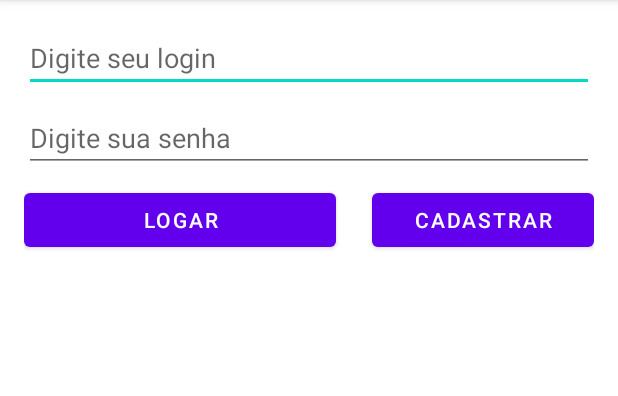
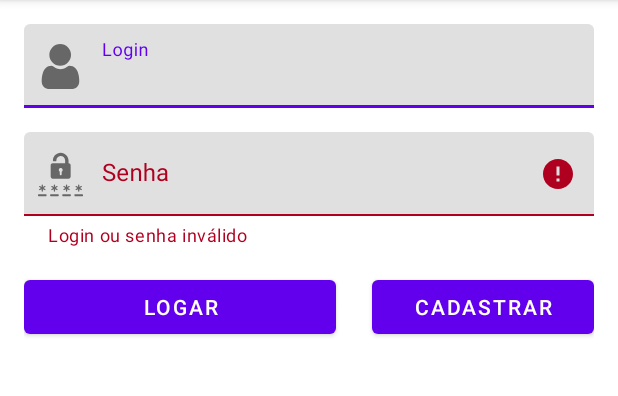
Before and after one commit to dionlaranjeira/Aplicativo_estacio, an Android app: the screen it shows after launch (MainActivity), after a tap on "LOGAR", on a phone screen of 412 x 824 dp, the part 84-480 px from its top. Run offline under Robolectric (Android 15) with nearby library versions, the phone set to English and light mode, and no system bars.

Commit message:
Aula 01/04/20121
Adição de componentes do Google Material Design

```diff
--- a/app/src/main/java/com/estacio/app/MainActivity.java
+++ b/app/src/main/java/com/estacio/app/MainActivity.java
@@ -8,30 +8,43 @@ import android.widget.Button;
 import android.widget.EditText;
 import android.widget.Toast;
 
+import com.google.android.material.textfield.TextInputLayout;
+
 public class MainActivity extends AppCompatActivity {
 
-    EditText editTextLogin;
-    EditText editTextSenha;
-    Button buttonLogar;
-    Button buttonCadastrar;
+//    EditText editTextLogin;
+    private TextInputLayout textInputLayoutLogin;
+//    EditText editTextSenha;
+    private TextInputLayout textInputLayoutSenha;
+    private Button buttonLogar;
+    private Button buttonCadastrar;
+    private String loginPadrao = "dion";
+    private String senhaPadrao = "123";
+
 
     @Override
     protected void onCreate(Bundle savedInstanceState) {
         super.onCreate(savedInstanceState);
         setContentView(R.layout.activity_main);
 
-        editTextLogin = findViewById(R.id.editTextLogin);
-        editTextSenha = findViewById(R.id.editTextSenha);
+        textInputLayoutLogin = findViewById(R.id.textFieldLogin);
+        textInputLayoutSenha = findViewById(R.id.TextInputLayoutSenha);
         buttonLogar = findViewById(R.id.buttonLogar);
 
         buttonLogar.setOnClickListener(new View.OnClickListener() {
             @Override
             public void onClick(View v) {
-                String login = editTextLogin.getText().toString();
-                String senha = editTextSenha.getText().toString();
-                String mensagem = "Seu login é " + login +"\nSua senha é "+ senha;
-
-                Toast.makeText(MainActivity.this, mensagem, Toast.LENGTH_SHORT).show();
+                String login = textInputLayoutLogin.getEditText().getText().toString();
+                String senha = textInputLayoutSenha.getEditText().getText().toString();
+                if(login.equals(loginPadrao) && senha.equals(senhaPadrao)){
+                    String mensagem = "LOGADO";
+                    Toast.makeText(MainActivity.this, mensagem, Toast.LENGTH_SHORT).show();
+                    textInputLayoutSenha.setError("");
+                }else{
+                    String mensagem = "Não logado";
+                    Toast.makeText(MainActivity.this, mensagem, Toast.LENGTH_SHORT).show();
+                    textInputLayoutSenha.setError("Login ou senha inválido");
+                }
             }
         });
 
--- /dev/null
+++ b/app/src/main/res/drawable/ic_password.xml
@@ -0,0 +1,33 @@
+<vector xmlns:android="http://schemas.android.com/apk/res/android"
+    android:width="30dp"
+    android:height="30dp"
+    android:viewportWidth="486.8"
+    android:viewportHeight="486.8">
+  <path
+      android:fillColor="#FF000000"
+      android:pathData="M80,370.406c-1.9,-3.3 -6.2,-4.4 -9.5,-2.5l-17.4,10.1v-20.1c0,-3.8 -3.1,-6.9 -6.9,-6.9c-3.8,0 -6.9,3.1 -6.9,6.9v20.1l-17.4,-10.1c-3.3,-1.9 -7.6,-0.8 -9.5,2.5s-0.8,7.6 2.5,9.5l17.5,10.2l-17.5,10.2c-3.3,1.9 -4.4,6.2 -2.5,9.5s6.2,4.4 9.5,2.5l17.4,-10.1v20.1c0,3.8 3.1,6.9 6.9,6.9c3.8,0 6.9,-3.1 6.9,-6.9v-20.1l17.4,10.1c3.3,1.9 7.6,0.8 9.5,-2.5s0.8,-7.6 -2.5,-9.5l-17.5,-10.2l17.5,-10.2C80.8,377.906 82,373.706 80,370.406z"/>
+  <path
+      android:fillColor="#FF000000"
+      android:pathData="M143.9,409.706c1.9,3.3 6.2,4.4 9.5,2.5l17.4,-10.1v20.1c0,3.8 3.1,6.9 6.9,6.9c3.8,0 6.9,-3.1 6.9,-6.9v-20.1l17.4,10.1c3.3,1.9 7.6,0.8 9.5,-2.5s0.8,-7.6 -2.5,-9.5l-17.5,-10.2l17.5,-10.2c3.3,-1.9 4.4,-6.2 2.5,-9.5s-6.2,-4.4 -9.5,-2.5l-17.4,10.1v-20.1c0,-3.8 -3.1,-6.9 -6.9,-6.9c-3.8,0 -6.9,3.1 -6.9,6.9v20.1l-17.4,-10c-3.3,-1.9 -7.6,-0.8 -9.5,2.5s-0.8,7.6 2.5,9.5l17.5,10.2l-17.5,10.1C143.1,402.106 142,406.406 143.9,409.706z"/>
+  <path
+      android:fillColor="#FF000000"
+      android:pathData="M131.5,462.106v12.2c0,2.9 2.4,5.3 5.3,5.3h81.9c2.9,0 5.3,-2.4 5.3,-5.3v-12.2c0,-2.9 -2.4,-5.3 -5.3,-5.3h-81.9C133.8,456.806 131.5,459.206 131.5,462.106z"/>
+  <path
+      android:fillColor="#FF000000"
+      android:pathData="M331.1,121.106h-0.6v-27.2c0,-47.3 -38.7,-87.5 -85.9,-86.7c-45.9,0.8 -83.1,38.4 -83.1,84.5v2.6c0,3.9 3.2,7.1 7.1,7.1h22.7c3.9,0 7.1,-3.2 7.1,-7.1v-0.8c0,-25.4 19.1,-47.7 44.5,-49.3c27.6,-1.7 50.6,20.2 50.6,47.4v29.4h-70v0.1h-64.7c-12,0.4 -21.7,10.1 -21.7,22.2v123c0,12.3 10,22.3 22.3,22.3H331c12.3,0 22.3,-10 22.3,-22.3v-122.9C353.4,131.106 343.4,121.106 331.1,121.106zM258.5,210.406c-1.7,1.2 -2.2,2.5 -2.2,4.5c0.1,9 0.1,18 0,27.1l0,0c0.2,3.8 -1.7,7.4 -5.1,9.1c-7.9,4 -15.8,-1.6 -15.8,-9.1c0,0 0,0 0,-0.1c0,-9 0,-18.1 0,-27.1c0,-1.8 -0.4,-3.1 -2,-4.3c-8.2,-6 -10.9,-16.3 -6.8,-25.4c4,-8.8 13.7,-14 22.8,-12.1c10.2,2 17.3,10.3 17.4,20.4C267.1,200.506 264.2,206.306 258.5,210.406z"/>
+  <path
+      android:fillColor="#FF000000"
+      android:pathData="M262.9,462.106v12.2c0,2.9 2.4,5.3 5.3,5.3h81.9c2.9,0 5.3,-2.4 5.3,-5.3v-12.2c0,-2.9 -2.4,-5.3 -5.3,-5.3h-81.9C265.3,456.806 262.9,459.206 262.9,462.106z"/>
+  <path
+      android:fillColor="#FF000000"
+      android:pathData="M275.3,409.706c1.9,3.3 6.2,4.4 9.5,2.5l17.4,-10.1v20.1c0,3.8 3.1,6.9 6.9,6.9s6.9,-3.1 6.9,-6.9v-20.1l17.4,10.1c3.3,1.9 7.6,0.8 9.5,-2.5s0.8,-7.6 -2.5,-9.5l-17.5,-10.2l17.5,-10.2c3.3,-1.9 4.4,-6.2 2.5,-9.5s-6.2,-4.4 -9.5,-2.5l-17.4,10.1v-20.1c0,-3.8 -3.1,-6.9 -6.9,-6.9s-6.9,3.1 -6.9,6.9v20.1l-17.4,-10.1c-3.3,-1.9 -7.6,-0.8 -9.5,2.5s-0.8,7.6 2.5,9.5l17.5,10.2l-17.5,10.2C274.5,402.106 273.4,406.406 275.3,409.706z"/>
+  <path
+      android:fillColor="#FF000000"
+      android:pathData="M481.5,456.806h-81.9c-2.9,0 -5.3,2.4 -5.3,5.3v12.2c0,2.9 2.4,5.3 5.3,5.3h81.9c2.9,0 5.3,-2.4 5.3,-5.3v-12.2C486.8,459.206 484.4,456.806 481.5,456.806z"/>
+  <path
+      android:fillColor="#FF000000"
+      android:pathData="M5.3,479.606h81.9c2.9,0 5.3,-2.4 5.3,-5.3v-12.2c0,-2.9 -2.4,-5.3 -5.3,-5.3H5.3c-2.9,0 -5.3,2.4 -5.3,5.3v12.2C0,477.206 2.4,479.606 5.3,479.606z"/>
+  <path
+      android:fillColor="#FF000000"
+      android:pathData="M406.8,409.706c1.9,3.3 6.2,4.4 9.5,2.5l17.4,-10.1v20.1c0,3.8 3.1,6.9 6.9,6.9s6.9,-3.1 6.9,-6.9v-20.1l17.4,10.1c3.3,1.9 7.6,0.8 9.5,-2.5s0.8,-7.6 -2.5,-9.5l-17.5,-10.2l17.5,-10.2c3.3,-1.9 4.4,-6.2 2.5,-9.5s-6.2,-4.4 -9.5,-2.5l-17.4,10.1v-20.1c0,-3.8 -3.1,-6.9 -6.9,-6.9s-6.9,3.1 -6.9,6.9v20.1l-17.4,-10.1c-3.3,-1.9 -7.6,-0.8 -9.5,2.5s-0.8,7.6 2.5,9.5l17.5,10.2l-17.5,10.2C406,402.106 404.8,406.406 406.8,409.706z"/>
+</vector>
--- /dev/null
+++ b/app/src/main/res/drawable/ic_user.xml
@@ -0,0 +1,12 @@
+<vector xmlns:android="http://schemas.android.com/apk/res/android"
+    android:width="30dp"
+    android:height="30dp"
+    android:viewportWidth="512"
+    android:viewportHeight="512.002">
+  <path
+      android:fillColor="#FF000000"
+      android:pathData="m252.352,246.633c33.883,0 63.223,-12.152 87.195,-36.129 23.973,-23.973 36.125,-53.305 36.125,-87.191 0,-33.875 -12.152,-63.211 -36.129,-87.191 -23.977,-23.969 -53.313,-36.121 -87.191,-36.121 -33.887,0 -63.219,12.152 -87.191,36.125s-36.129,53.309 -36.129,87.188c0,33.887 12.156,63.223 36.133,87.195 23.977,23.969 53.313,36.125 87.188,36.125zM252.352,246.633"/>
+  <path
+      android:fillColor="#FF000000"
+      android:pathData="m468.129,393.703c-0.691,-9.977 -2.09,-20.859 -4.148,-32.352 -2.078,-11.578 -4.754,-22.523 -7.957,-32.527 -3.309,-10.34 -7.809,-20.551 -13.371,-30.336 -5.773,-10.156 -12.555,-19 -20.164,-26.277 -7.957,-7.613 -17.699,-13.734 -28.965,-18.199 -11.227,-4.441 -23.668,-6.691 -36.977,-6.691 -5.227,0 -10.281,2.145 -20.043,8.5 -6.008,3.918 -13.035,8.449 -20.879,13.461 -6.707,4.273 -15.793,8.277 -27.016,11.902 -10.949,3.543 -22.066,5.34 -33.039,5.34 -10.973,0 -22.086,-1.797 -33.047,-5.34 -11.211,-3.621 -20.297,-7.625 -26.996,-11.898 -7.77,-4.965 -14.801,-9.496 -20.898,-13.469 -9.75,-6.355 -14.809,-8.5 -20.035,-8.5 -13.313,0 -25.75,2.254 -36.973,6.699 -11.258,4.457 -21.004,10.578 -28.969,18.199 -7.605,7.281 -14.391,16.121 -20.156,26.273 -5.559,9.785 -10.059,19.992 -13.371,30.34 -3.199,10.004 -5.875,20.945 -7.953,32.523 -2.059,11.477 -3.457,22.363 -4.148,32.363 -0.68,9.797 -1.023,19.965 -1.023,30.234 0,26.727 8.496,48.363 25.25,64.32 16.547,15.746 38.441,23.734 65.066,23.734h246.531c26.625,0 48.512,-7.984 65.063,-23.734 16.758,-15.945 25.254,-37.586 25.254,-64.324 -0.004,-10.316 -0.352,-20.492 -1.035,-30.242zM468.129,393.703"/>
+</vector>
--- a/app/src/main/res/layout/activity_main.xml
+++ b/app/src/main/res/layout/activity_main.xml
@@ -1,28 +1,66 @@
 <?xml version="1.0" encoding="utf-8"?>
-<LinearLayout
-    android:layout_width="match_parent"
+<LinearLayout android:layout_width="match_parent"
     android:layout_height="match_parent"
+    xmlns:app="http://schemas.android.com/apk/res-auto"
     android:padding="16dp"
     android:orientation="vertical"
     xmlns:android="http://schemas.android.com/apk/res/android">
 
-    <EditText
-        android:id="@+id/editTextLogin"
+<!--    <EditText-->
+<!--        android:id="@+id/editTextLogin"-->
+<!--        android:layout_width="match_parent"-->
+<!--        android:layout_height="wrap_content"-->
+<!--        android:layout_marginBottom="8dp"-->
+<!--        android:inputType="text"-->
+<!--        android:hint="Digite seu login"-->
+<!--        />-->
+
+    <com.google.android.material.textfield.TextInputLayout
+        android:id="@+id/textFieldLogin"
         android:layout_width="match_parent"
         android:layout_height="wrap_content"
-        android:layout_marginBottom="8dp"
-        android:inputType="text"
-        android:hint="Digite seu login"
-        />
+        app:startIconDrawable="@drawable/ic_user"
+        android:hint="Login"
+        android:layout_marginBottom="16dp"
+        app:startIconContentDescription="Login">
 
-    <EditText
-        android:id="@+id/editTextSenha"
+
+
+        <com.google.android.material.textfield.TextInputEditText
+            android:layout_width="match_parent"
+            android:layout_height="wrap_content"
+            />
+
+    </com.google.android.material.textfield.TextInputLayout>
+
+<!--    <EditText-->
+<!--        android:id="@+id/editTextSenha"-->
+<!--        android:layout_width="match_parent"-->
+<!--        android:layout_height="wrap_content"-->
+<!--        android:layout_marginBottom="8dp"-->
+<!--        android:inputType="textPassword"-->
+<!--        android:hint="Digite sua senha"-->
+<!--        />-->
+
+    <com.google.android.material.textfield.TextInputLayout
+        android:id="@+id/TextInputLayoutSenha"
         android:layout_width="match_parent"
         android:layout_height="wrap_content"
-        android:layout_marginBottom="8dp"
-        android:inputType="textPassword"
-        android:hint="Digite sua senha"
-        />
+        android:layout_marginBottom="16dp"
+        app:startIconDrawable="@drawable/ic_password"
+        app:errorEnabled="true"
+        android:hint="Senha"
+        app:endIconMode="password_toggle">
+        >
+
+        <com.google.android.material.textfield.TextInputEditText
+            android:inputType="textPassword"
+            android:layout_width="match_parent"
+            android:layout_height="wrap_content"
+            />
+
+    </com.google.android.material.textfield.TextInputLayout>
+
 
     <LinearLayout
         android:layout_width="match_parent"
--- /dev/null
+++ b/app/src/main/res/mipmap-anydpi-v26/ic_usuario.xml
@@ -0,0 +1,3 @@
+<?xml version="1.0" encoding="utf-8"?>
+<adaptive-icon xmlns:android="http://schemas.android.com/apk/res/android">
+  </adaptive-icon>
--- /dev/null
+++ b/app/src/main/res/mipmap-anydpi-v26/ic_usuario_round.xml
@@ -0,0 +1,4 @@
+<?xml version="1.0" encoding="utf-8"?>
+<adaptive-icon xmlns:android="http://schemas.android.com/apk/res/android">
+
+</adaptive-icon>
```
Also changed, not shown: app/src/main/ic_usuario-playstore.png (added), app/src/main/res/mipmap-hdpi/ic_usuario.png (added), app/src/main/res/mipmap-hdpi/ic_usuario_round.png (added), app/src/main/res/mipmap-mdpi/ic_usuario.png (added), app/src/main/res/mipmap-mdpi/ic_usuario_round.png (added), app/src/main/res/mipmap-xhdpi/ic_usuario.png (added), app/src/main/res/mipmap-xhdpi/ic_usuario_round.png (added), app/src/main/res/mipmap-xxhdpi/ic_usuario.png (added), app/src/main/res/mipmap-xxhdpi/ic_usuario_round.png (added), app/src/main/res/mipmap-xxxhdpi/ic_usuario.png (added), app/src/main/res/mipmap-xxxhdpi/ic_usuario_round.png (added).
